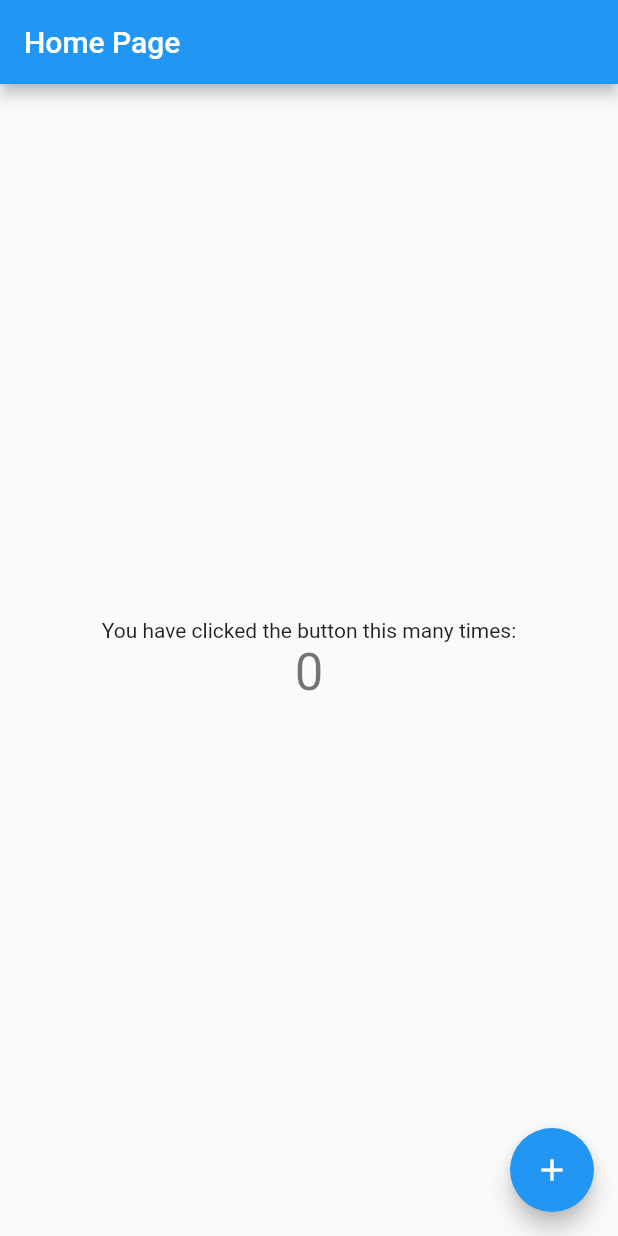
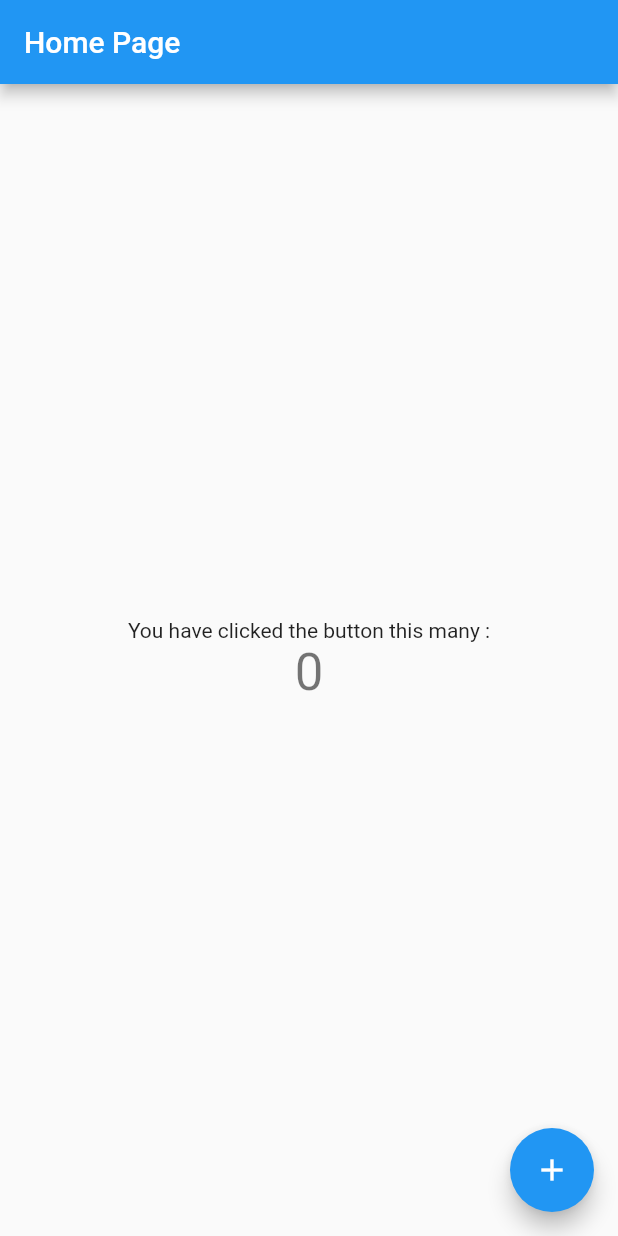
Before and after one commit to ankitojha07/flutter_app_one, a Flutter app: the screen it shows after launch, on a phone screen of 412 x 824 dp. Run offline on Flutter 3.47's test engine with Material 2 defaults, Android fonts, the phone set to English and light mode, and no system bars.

Commit message:
streak commit - exam time

```diff
--- a/lib/main.dart
+++ b/lib/main.dart
@@ -47,7 +47,7 @@ class _MyHomePageState extends State<MyHomePage> {
           mainAxisAlignment: MainAxisAlignment.center,
           children: <Widget>[
             const Text(
-              'You have clicked the button this many times:',
+              'You have clicked the button this many :',
             ),
             Text(
               '$_counter',
```
